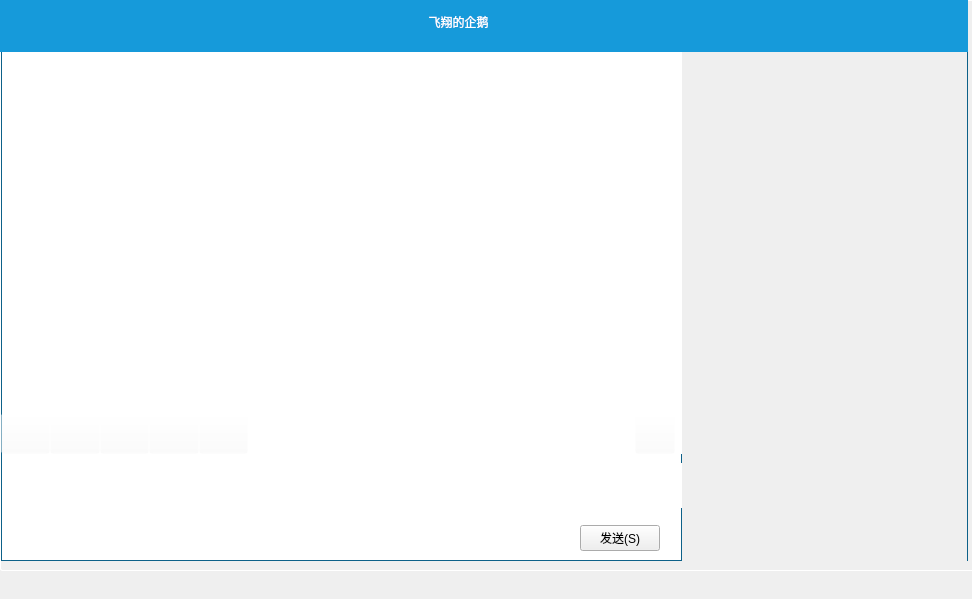
MrZhouYang/LAN_QQ, file QQClient/QQ_Client/src/ui/chatform.ui: the form before one commit.
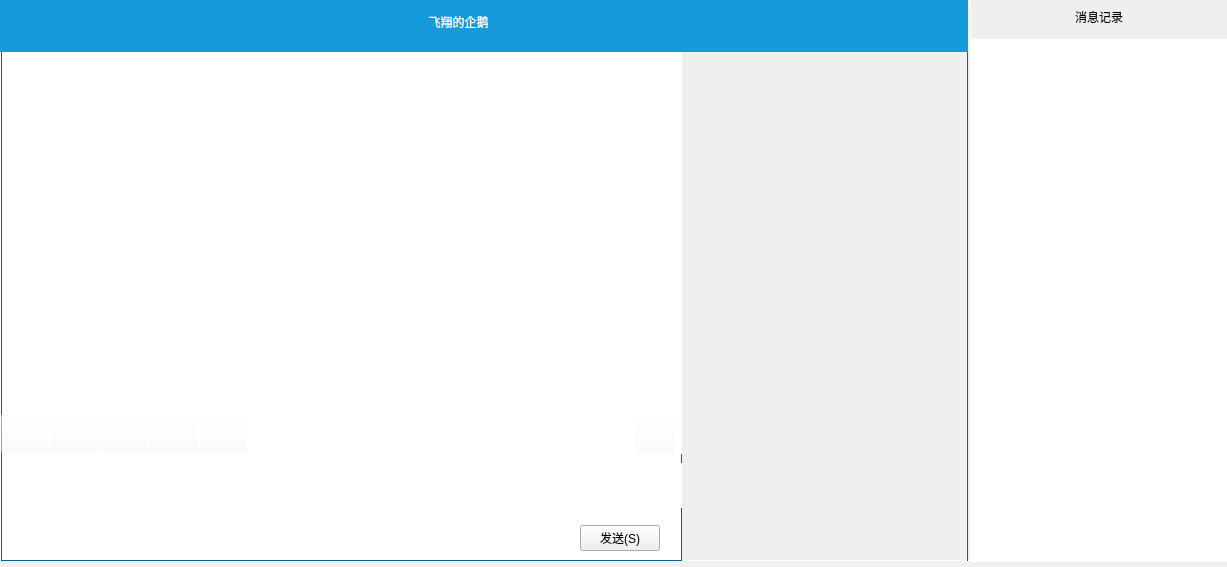
The form after the commit. Icons and pictures are not drawn.

Commit message: 添加好友聊天记录保存及读取功能

Patch:
```diff
--- a/QQClient/QQ_Client/src/ui/chatform.ui
+++ b/QQClient/QQ_Client/src/ui/chatform.ui
@@ -6,8 +6,8 @@
    <rect>
     <x>0</x>
     <y>0</y>
-    <width>972</width>
-    <height>599</height>
+    <width>1227</width>
+    <height>567</height>
    </rect>
   </property>
   <property name="windowTitle">
@@ -123,8 +123,8 @@
     <rect>
      <x>0</x>
      <y>0</y>
-     <width>981</width>
-     <height>571</height>
+     <width>971</width>
+     <height>561</height>
     </rect>
    </property>
    <widget class="QWidget" name="layoutWidget">
@@ -504,6 +504,65 @@
     </layout>
    </widget>
   </widget>
+  <widget class="QWidget" name="">
+   <property name="geometry">
+    <rect>
+     <x>970</x>
+     <y>1</y>
+     <width>258</width>
+     <height>561</height>
+    </rect>
+   </property>
+   <layout class="QVBoxLayout" name="verticalLayout_3">
+    <item>
+     <widget class="QLabel" name="label">
+      <property name="sizePolicy">
+       <sizepolicy hsizetype="Preferred" vsizetype="Fixed">
+        <horstretch>0</horstretch>
+        <verstretch>0</verstretch>
+       </sizepolicy>
+      </property>
+      <property name="minimumSize">
+       <size>
+        <width>0</width>
+        <height>31</height>
+       </size>
+      </property>
+      <property name="maximumSize">
+       <size>
+        <width>16777215</width>
+        <height>32</height>
+       </size>
+      </property>
+      <property name="font">
+       <font>
+        <family>微软雅黑</family>
+        <pointsize>9</pointsize>
+        <weight>50</weight>
+        <italic>false</italic>
+        <bold>false</bold>
+       </font>
+      </property>
+      <property name="text">
+       <string>消息记录</string>
+      </property>
+      <property name="alignment">
+       <set>Qt::AlignCenter</set>
+      </property>
+     </widget>
+    </item>
+    <item>
+     <widget class="QTextBrowser" name="tb_historyshow">
+      <property name="sizePolicy">
+       <sizepolicy hsizetype="Expanding" vsizetype="Preferred">
+        <horstretch>0</horstretch>
+        <verstretch>0</verstretch>
+       </sizepolicy>
+      </property>
+     </widget>
+    </item>
+   </layout>
+  </widget>
  </widget>
  <resources/>
  <connections/>
```
Left out of the diff: 5 changed lines with no effect on the pictures. The commit also changes 9 other files.
